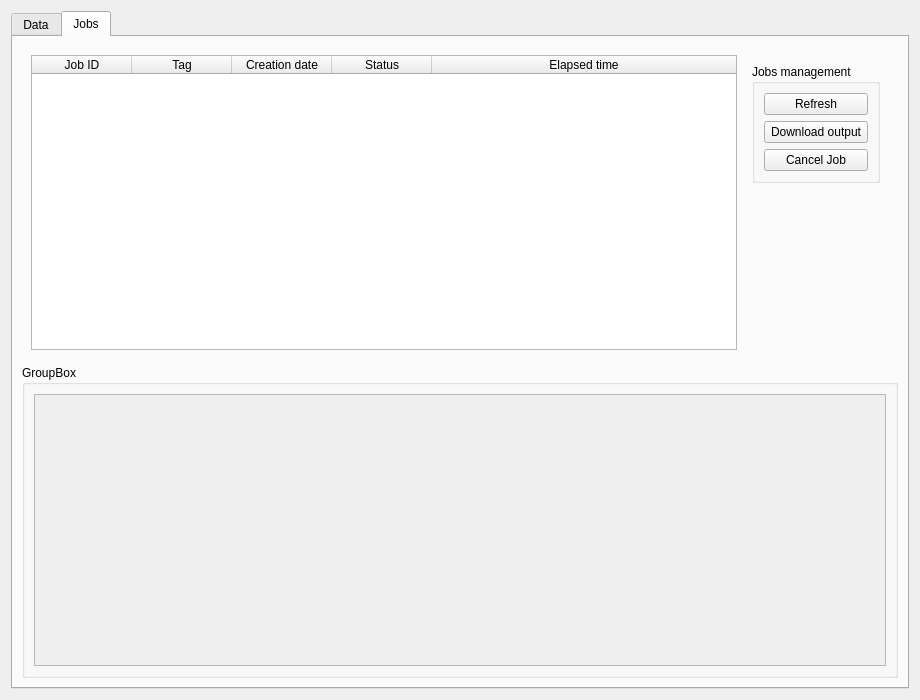
VisIVOLab/ViaLacteaVisualAnalytics, file Code/ui/caesarwidget.ui: the form before one commit.
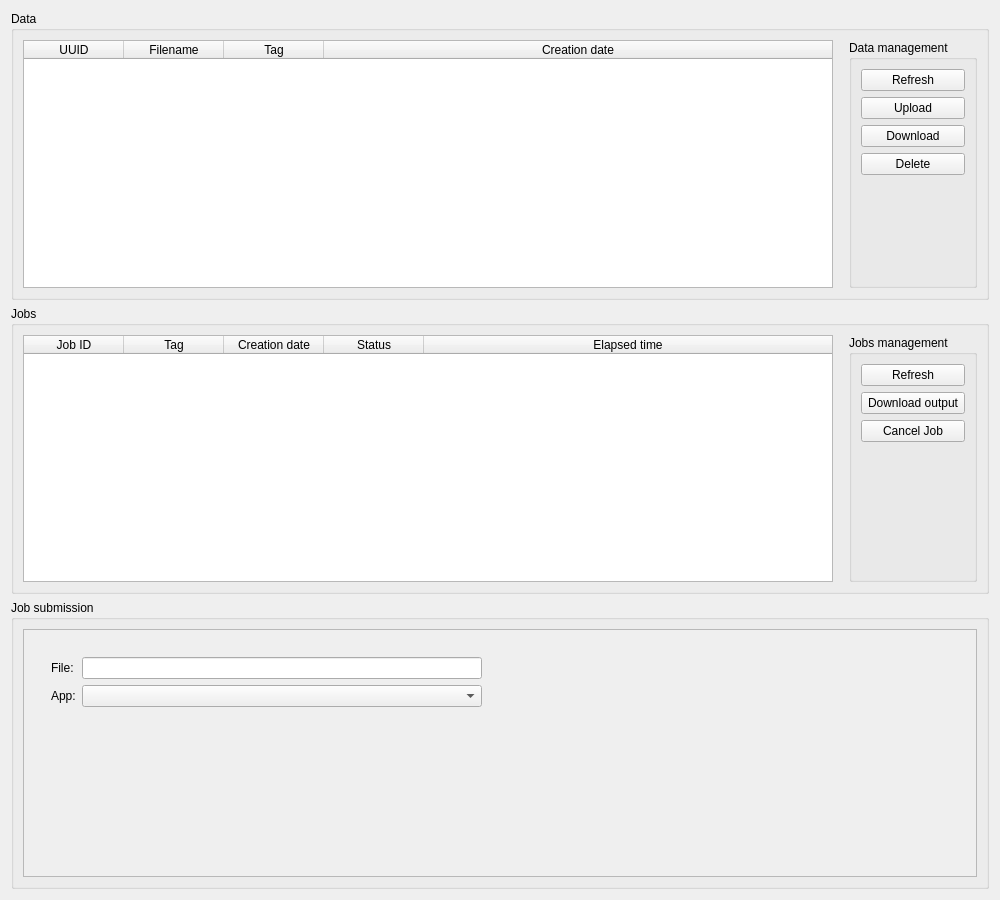
The form after the commit. The open tabs and pages were chosen to show the change.

Commit message: Caesar app describe and form creation

The edit to the form file:
```diff
--- a/Code/ui/caesarwidget.ui
+++ b/Code/ui/caesarwidget.ui
@@ -6,8 +6,8 @@
    <rect>
     <x>0</x>
     <y>0</y>
-    <width>920</width>
-    <height>700</height>
+    <width>1000</width>
+    <height>900</height>
    </rect>
   </property>
   <property name="windowTitle">
@@ -15,14 +15,10 @@
   </property>
   <layout class="QVBoxLayout" name="verticalLayout">
    <item>
-    <widget class="QTabWidget" name="tabWidget">
-     <property name="currentIndex">
-      <number>0</number>
-     </property>
-     <widget class="QWidget" name="dataTab">
-      <attribute name="title">
+    <widget class="QGroupBox" name="dataGroupBox">
+     <property name="title">
        <string>Data</string>
-      </attribute>
+     </property>
       <layout class="QHBoxLayout" name="horizontalLayout">
        <item>
         <widget class="QTableWidget" name="dataTable">
@@ -61,8 +57,21 @@
         </widget>
        </item>
        <item>
-        <widget class="QWidget" name="rightPanel" native="true">
-         <layout class="QVBoxLayout" name="verticalLayout_3">
+       <spacer name="horizontalSpacer_2">
+        <property name="orientation">
+         <enum>Qt::Horizontal</enum>
+        </property>
+        <property name="sizeType">
+         <enum>QSizePolicy::Fixed</enum>
+        </property>
+        <property name="sizeHint" stdset="0">
+         <size>
+          <width>10</width>
+          <height>20</height>
+         </size>
+        </property>
+       </spacer>
+      </item>
           <item>
            <widget class="QGroupBox" name="dataManagementBox">
             <property name="title">
@@ -97,11 +106,8 @@
                </property>
               </widget>
              </item>
-            </layout>
-           </widget>
-          </item>
           <item>
-           <spacer name="dataVerticalSpacer">
+          <spacer name="verticalSpacer_3">
             <property name="orientation">
              <enum>Qt::Vertical</enum>
             </property>
@@ -118,13 +124,12 @@
        </item>
       </layout>
      </widget>
-     <widget class="QWidget" name="jobsTab">
-      <attribute name="title">
+   </item>
+   <item>
+    <widget class="QGroupBox" name="jobsGroupBox">
+     <property name="title">
        <string>Jobs</string>
-      </attribute>
-      <layout class="QVBoxLayout" name="verticalLayout_4">
-       <item>
-        <widget class="QWidget" name="widget" native="true">
+     </property>
          <layout class="QHBoxLayout" name="horizontalLayout_2">
           <item>
            <widget class="QTableWidget" name="jobsTable">
@@ -168,8 +173,21 @@
            </widget>
           </item>
           <item>
-           <widget class="QWidget" name="jobsRightPanel" native="true">
-            <layout class="QVBoxLayout" name="verticalLayout_5">
+       <spacer name="horizontalSpacer_3">
+        <property name="orientation">
+         <enum>Qt::Horizontal</enum>
+        </property>
+        <property name="sizeType">
+         <enum>QSizePolicy::Fixed</enum>
+        </property>
+        <property name="sizeHint" stdset="0">
+         <size>
+          <width>10</width>
+          <height>20</height>
+         </size>
+        </property>
+       </spacer>
+      </item>
              <item>
               <widget class="QGroupBox" name="jobManagementBox">
                <property name="title">
@@ -197,11 +215,8 @@
                   </property>
                  </widget>
                 </item>
-               </layout>
-              </widget>
-             </item>
              <item>
-              <spacer name="jobVerticalSpacer">
+          <spacer name="verticalSpacer_2">
                <property name="orientation">
                 <enum>Qt::Vertical</enum>
                </property>
@@ -220,9 +235,9 @@
         </widget>
        </item>
        <item>
-        <widget class="QGroupBox" name="groupBox_2">
+    <widget class="QGroupBox" name="jobSubmissionGroupBox">
          <property name="title">
-          <string>GroupBox</string>
+      <string>Job submission</string>
          </property>
          <layout class="QVBoxLayout" name="verticalLayout_7">
           <item>
@@ -235,18 +250,78 @@
               <rect>
                <x>0</x>
                <y>0</y>
-               <width>854</width>
-               <height>270</height>
-              </rect>
-             </property>
-            </widget>
-           </widget>
-          </item>
+           <width>956</width>
+           <height>246</height>
+          </rect>
+         </property>
+         <layout class="QHBoxLayout" name="horizontalLayout_3">
+          <item>
+           <widget class="QWidget" name="jobSubmissionForm" native="true">
+            <layout class="QVBoxLayout" name="verticalLayout_3">
+             <item>
+              <widget class="QWidget" name="fixedJobSubmissionWidget" native="true">
+               <layout class="QFormLayout" name="fixedJobSubmissionLayout">
+                <item row="0" column="0">
+                 <widget class="QLabel" name="label">
+                  <property name="text">
+                   <string>File:</string>
+                  </property>
+                 </widget>
+                </item>
+                <item row="0" column="1">
+                 <widget class="QLineEdit" name="fileLineEdit">
+                  <property name="readOnly">
+                   <bool>true</bool>
+                  </property>
+                 </widget>
+                </item>
+                <item row="1" column="0">
+                 <widget class="QLabel" name="label_2">
+                  <property name="text">
+                   <string>App:</string>
+                  </property>
+                 </widget>
+                </item>
+                <item row="1" column="1">
+                 <widget class="QComboBox" name="appsComboBox"/>
+                </item>
          </layout>
         </widget>
        </item>
-      </layout>
-     </widget>
+             <item>
+              <widget class="QWidget" name="jobSubmissionWidget" native="true">
+               <layout class="QFormLayout" name="jobSubmissionLayout">
+                <item row="0" column="0">
+                 <widget class="QWidget" name="placeholder" native="true">
+                  <property name="enabled">
+                   <bool>false</bool>
+                  </property>
+                 </widget>
+                </item>
+               </layout>
+              </widget>
+             </item>
+            </layout>
+           </widget>
+          </item>
+          <item>
+           <spacer name="horizontalSpacer">
+            <property name="orientation">
+             <enum>Qt::Horizontal</enum>
+            </property>
+            <property name="sizeHint" stdset="0">
+             <size>
+              <width>40</width>
+              <height>20</height>
+             </size>
+            </property>
+           </spacer>
+          </item>
+         </layout>
+        </widget>
+       </widget>
+      </item>
+     </layout>
     </widget>
    </item>
   </layout>
```
Left out of the diff: 14 changed lines with no effect on the pictures. Lines whose indentation alone changed are shown as unchanged. The commit also changes 3 other files.
